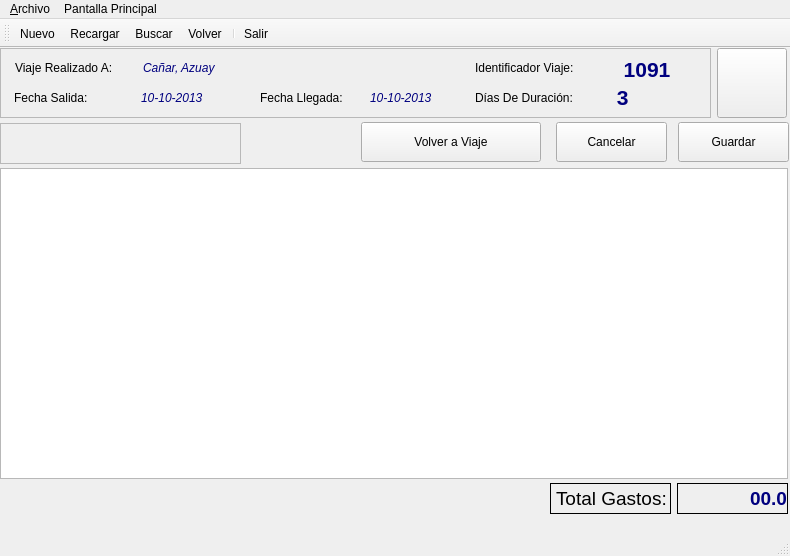
The window that aplicacion/polaris/ui/frm_gastos_viaje.ui (eduardouio/gelvsrm) describes before a commit, drawn with Qt 5.
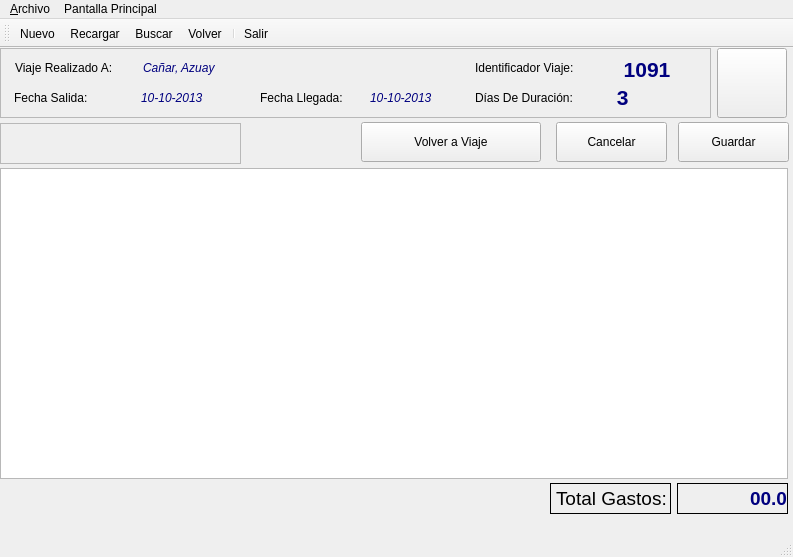
The same window after the commit. Icons and pictures are not drawn.

Commit message: nombramiento componentes segunda ventana

```diff
--- a/aplicacion/polaris/ui/frm_gastos_viaje.ui
+++ b/aplicacion/polaris/ui/frm_gastos_viaje.ui
@@ -6,8 +6,8 @@
    <rect>
     <x>0</x>
     <y>0</y>
-    <width>790</width>
-    <height>556</height>
+    <width>793</width>
+    <height>557</height>
    </rect>
   </property>
   <property name="acceptDrops">
@@ -146,7 +146,7 @@
       <rect>
        <x>260</x>
        <y>40</y>
-       <width>131</width>
+       <width>101</width>
        <height>20</height>
       </rect>
      </property>
@@ -592,7 +592,7 @@
     <rect>
      <x>0</x>
      <y>0</y>
-     <width>790</width>
+     <width>793</width>
      <height>25</height>
     </rect>
    </property>
```
Left out of the diff: 49 changed lines with no effect on the pictures.
